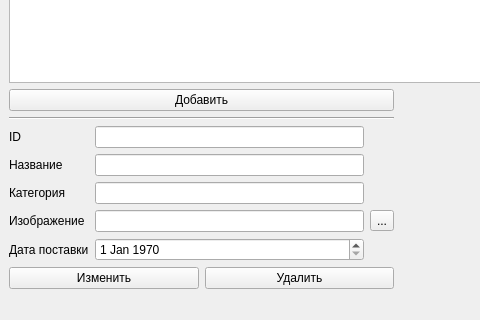
Old version of the form src/ui/MainWindow.ui in the repository teackot/veggieapp; both pictures show x 0 to 480 and y 280 to 600 of the 800 by 600 pixel window.
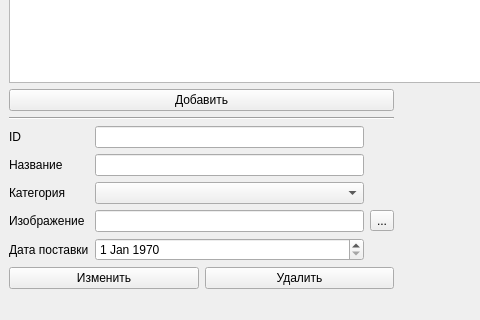
New version of the form. Icons and pictures are not drawn.

Commit message: Store categories in a separate table, use a combo box to choose them in the app

```diff
--- a/src/ui/MainWindow.ui
+++ b/src/ui/MainWindow.ui
@@ -132,9 +132,6 @@
             </property>
            </widget>
           </item>
-          <item row="4" column="1">
-           <widget class="QLineEdit" name="categoryInput"/>
-          </item>
           <item row="3" column="0">
            <widget class="QLabel" name="labelName">
             <property name="text">
@@ -160,6 +157,9 @@
             </property>
            </widget>
           </item>
+          <item row="4" column="1">
+           <widget class="QComboBox" name="categoryCombo"/>
+          </item>
          </layout>
         </item>
         <item>
```
The commit also changes 13 other files.
